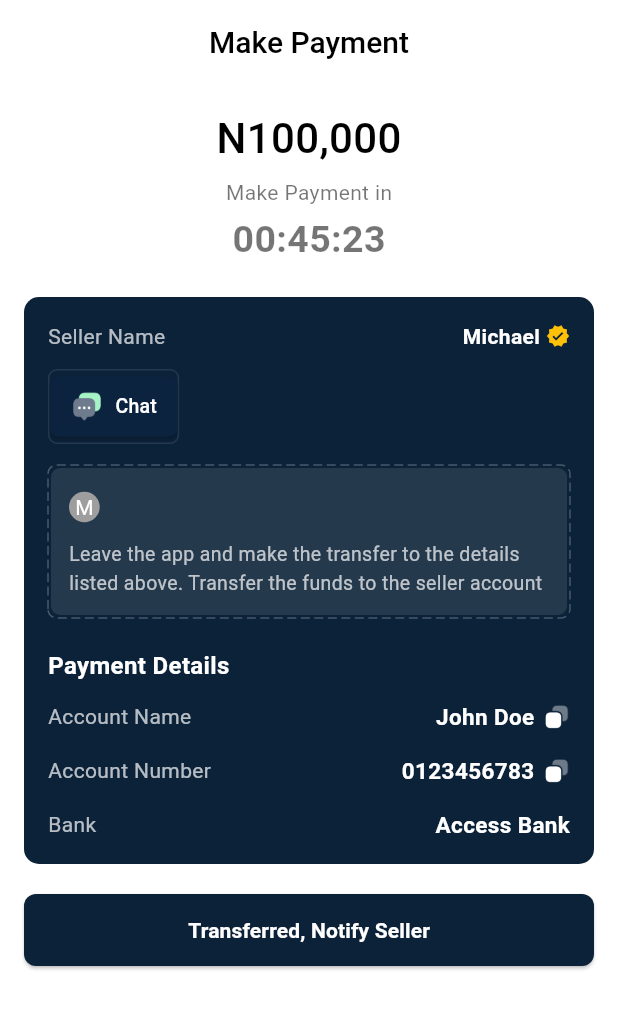
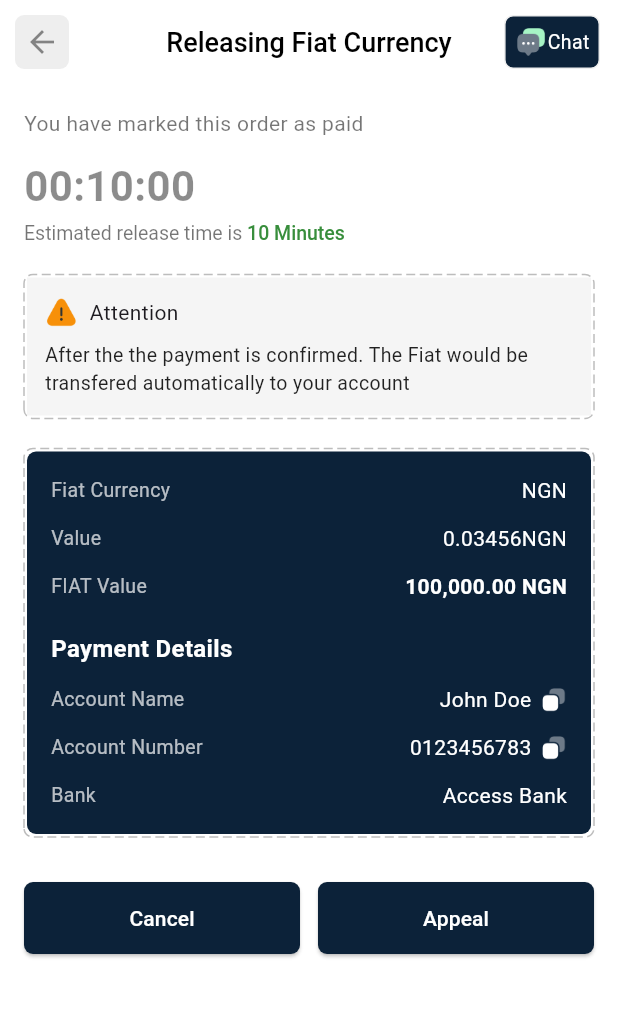
Before and after one commit to Ammara-Akbar/KoolSwitch, a Flutter app: the MakePaymentScreen screen opened directly, after a tap on "Chat", on a phone screen of 412 x 824 dp. Shown: the top 1009 px of the screen. Run offline on Flutter 3.47's test engine with Material 3 defaults, Android fonts, the phone set to English and light mode, and no system bars; drawn by our look-alikes of dotted_border.

Commit message:
ReleaseFiatScreen

```diff
--- a/kool_switch/lib/screens/make_payment_screen.dart
+++ b/kool_switch/lib/screens/make_payment_screen.dart
@@ -1,5 +1,6 @@
 import 'package:dotted_border/dotted_border.dart';
 import 'package:flutter/material.dart';
+import 'package:kool_switch/screens/release_fat_screen.dart';
 import 'package:kool_switch/utils/colors.dart';
 
 class MakePaymentScreen extends StatelessWidget {
@@ -97,7 +98,12 @@ class MakePaymentScreen extends StatelessWidget {
 
                         padding: const EdgeInsets.symmetric(horizontal: 14),
                       ),
-                      onPressed: () {},
+                      onPressed: () {
+                         Navigator.push(
+                        context,
+                        MaterialPageRoute(builder: (_) => ReleaseFiatScreen()),
+                      );
+                      },
                       icon:
                           Image.asset("assets/images/messages.png", height: 22),
                       label: const Text(
@@ -140,7 +146,8 @@ DottedBorder(
                           const Text(
                             "Leave the app and make the transfer to the details listed above. "
                             "Transfer the funds to the seller account",
-          style: TextStyle(color: Colors.white70, fontSize: 13),
+                            style:
+                                TextStyle(color: Colors.white70, fontSize: 13),
                           ),
                         ],
                       ),
@@ -179,7 +186,12 @@ DottedBorder(
                       borderRadius: BorderRadius.circular(8)),
                   padding: const EdgeInsets.symmetric(vertical: 14),
                 ),
-                onPressed: () {},
+                onPressed: () {
+                   Navigator.push(
+                        context,
+                        MaterialPageRoute(builder: (_) => ReleaseFiatScreen ()),
+                      );
+                },
                 child: const Text(
                   "Transferred, Notify Seller",
                   style: TextStyle(
--- a/kool_switch/lib/screens/payment_screen.dart
+++ b/kool_switch/lib/screens/payment_screen.dart
@@ -1,3 +1,4 @@
+import 'package:dotted_border/dotted_border.dart';
 import 'package:flutter/material.dart';
 import 'package:kool_switch/screens/make_payment_screen.dart';
 import 'package:kool_switch/utils/colors.dart';
@@ -9,7 +10,6 @@ class PaymentScreen extends StatelessWidget {
   Widget build(BuildContext context) {
     return Scaffold(
       backgroundColor: Colors.white,
-
       appBar: AppBar(
         surfaceTintColor: Colors.white,
         backgroundColor: Colors.white,
@@ -28,14 +28,19 @@ class PaymentScreen extends StatelessWidget {
           ),
         ),
       ),
-
       body: SingleChildScrollView(
         padding: const EdgeInsets.all(16),
         child: Column(
           crossAxisAlignment: CrossAxisAlignment.start,
           children: [
             // Trade Information Card
-            Container(
+            DottedBorder(
+                    color: Colors.grey,
+                    strokeWidth: 1,
+                    borderType: BorderType.RRect,
+                    radius: const Radius.circular(10),
+                    dashPattern: const [6, 3],
+              child: Container(
                 width: double.infinity,
                 padding: const EdgeInsets.all(16),
                 decoration: BoxDecoration(
@@ -57,7 +62,8 @@ class PaymentScreen extends StatelessWidget {
                       mainAxisAlignment: MainAxisAlignment.spaceBetween,
                       children: const [
                         Text("Seller Name",
-                          style: TextStyle(color: Colors.white70, fontSize: 14)),
+                            style:
+                                TextStyle(color: Colors.white70, fontSize: 14)),
                         Row(
                           children: [
                             Text("Michael",
@@ -73,8 +79,9 @@ class PaymentScreen extends StatelessWidget {
                     ),
                     const SizedBox(height: 12),
                     _rowItem("Payment Method", "Bank Transfer"),
-                  const Divider(color: Colors.white38, height: 24),
-
+                    SizedBox(
+                      height: 30,
+                    ),
                     const Text(
                       "Terms & Conditions",
                       style: TextStyle(
@@ -82,7 +89,21 @@ class PaymentScreen extends StatelessWidget {
                           fontWeight: FontWeight.w600,
                           color: Colors.white),
                     ),
-                  const SizedBox(height: 10),
+
+                    Padding(
+                      padding: const EdgeInsets.symmetric(vertical: 8),
+                      child: DottedBorder(
+                        color: Colors.white12,
+                        strokeWidth: 1,
+                        dashPattern: const [6, 3], // 6 = dash length, 3 = gap
+                        borderType: BorderType.Rect,
+                        padding: EdgeInsets.zero,
+                        child: const SizedBox(
+                          width: double.infinity,
+                          height: 0, // this ensures it's just a line
+                        ),
+                      ),
+                    ),
                     const Text(
                       "Lorem ipsum dolor sit amet, consectetur adipiscing elit, "
                       "sed do eiusmod tempor incididunt ut labore et dolore magna aliqua",
@@ -91,24 +112,30 @@ class PaymentScreen extends StatelessWidget {
                   ],
                 ),
               ),
+            ),
 
             const SizedBox(height: 20),
 
             // Warning Box
-            Container(
+            DottedBorder(
+              color: Colors.orange.shade100,
+              strokeWidth: 1,
+              borderType: BorderType.RRect,
+              radius: const Radius.circular(6),
+              dashPattern: const [6, 3],
+              child: Container(
                 width: double.infinity,
                 padding: const EdgeInsets.all(14),
                 decoration: BoxDecoration(
                   color: Color(0xffFEF0C7).withOpacity(0.3),
                   borderRadius: BorderRadius.circular(8),
-                border: Border.all(color:  Colors.orange.shade100
-                ),
+                  // border: Border.all(color:  Colors.orange.shade100
+                  // ),
                 ),
                 child: Row(
                   crossAxisAlignment: CrossAxisAlignment.start,
                   children: [
-                 Image.asset("assets/images/danger.png",
-                  height: 22),
+                    Image.asset("assets/images/danger.png", height: 22),
                     const SizedBox(width: 10),
                     const Expanded(
                       child: Column(
@@ -124,12 +151,14 @@ class PaymentScreen extends StatelessWidget {
                             "Please take the time to thoroughly read the details "
                             "and terms and conditions above. Failure to comply "
                             "might lead to unsuccessful transactions and financial loss.",
-                          style: TextStyle(fontSize: 13, color: Colors.black87),
+                            style:
+                                TextStyle(fontSize: 13, color: Colors.black87),
                           ),
                         ],
                       ),
                     )
                   ],
+                ),
               ),
             ),
 
@@ -177,8 +206,6 @@ class PaymentScreen extends StatelessWidget {
           ],
         ),
       ),
-
-
     );
   }
 
--- /dev/null
+++ b/kool_switch/lib/screens/release_fat_screen.dart
@@ -0,0 +1,238 @@
+import 'package:flutter/material.dart';
+import 'package:dotted_border/dotted_border.dart';
+import 'package:kool_switch/utils/colors.dart';
+
+class ReleaseFiatScreen extends StatelessWidget {
+  const ReleaseFiatScreen({super.key});
+
+  @override
+  Widget build(BuildContext context) {
+    return Scaffold(
+      backgroundColor: Colors.white,
+      appBar: AppBar(
+        elevation: 0,
+        backgroundColor: Colors.white,
+        leading: GestureDetector(
+          onTap: () {
+            Navigator.pop(context);
+          },
+          child: Padding(
+            padding: const EdgeInsets.all(10.0),
+            child: Container(
+                decoration: BoxDecoration(
+                    borderRadius: BorderRadius.circular(6),
+                    color: Colors.grey.shade200),
+                child: Icon(Icons.arrow_back, color: Colors.black45)),
+          ),
+        ),
+        title: const Text(
+          "Releasing Fiat Currency",
+          style: TextStyle(
+            color: Colors.black,
+            fontSize: 18,
+            fontWeight: FontWeight.w500,
+          ),
+        ),
+        centerTitle: true,
+        actions: [
+          Padding(
+            padding: const EdgeInsets.only(right: 12),
+            child: Container(
+                padding: EdgeInsets.all(6),
+                decoration: BoxDecoration(
+                    color: AppColors.primaryColor,
+                    border: Border.all(color: Colors.grey.shade200, width: 1),
+                    borderRadius: BorderRadius.circular(6)),
+                child: Row(
+                  children: [
+                    Image.asset("assets/images/messages.png", height: 22),
+                    const Text(
+                      "Chat",
+                      style: TextStyle(color: Colors.white, fontSize: 13),
+                    )
+                  ],
+                )),
+          )
+        ],
+      ),
+      body: SingleChildScrollView(
+        padding: const EdgeInsets.all(16),
+        child: Column(
+          crossAxisAlignment: CrossAxisAlignment.start,
+          children: [
+            // Subtitle
+            const Text(
+              "You have marked this order as paid",
+              style: TextStyle(color: Colors.black54, fontSize: 14),
+            ),
+            const SizedBox(height: 12),
+
+            // Timer
+            const Text(
+              "00:10:00",
+              style: TextStyle(
+                fontSize: 28,
+                fontWeight: FontWeight.w600,
+                color: Colors.black45,
+              ),
+            ),
+            const SizedBox(height: 4),
+            RichText(
+              text: TextSpan(
+                style: const TextStyle(color: Colors.black54, fontSize: 13),
+                children: [
+                  const TextSpan(text: "Estimated release time is "),
+                  TextSpan(
+                    text: "10 Minutes",
+                    style: TextStyle(
+                      color: Colors.green.shade700,
+                      fontWeight: FontWeight.w500,
+                    ),
+                  ),
+                ],
+              ),
+            ),
+            const SizedBox(height: 20),
+
+            // Attention Box
+            DottedBorder(
+              color: Colors.black26,
+              strokeWidth: 1,
+              borderType: BorderType.RRect,
+              radius: const Radius.circular(6),
+              dashPattern: const [6, 3],
+              child: Container(
+                width: double.infinity,
+                padding: const EdgeInsets.all(12),
+                color: Colors.grey.shade100,
+                child: Column(
+                  crossAxisAlignment: CrossAxisAlignment.start,
+                  children: [
+                    Row(
+                      children: [
+                        Image.asset("assets/images/danger.png", height: 22),
+                        SizedBox(width: 8,),
+                        Text("Attention")
+                      ],
+                    ),
+                    const SizedBox(height: 8),
+                    Text(
+                      "After the the payment is confirmed. The Fiat would be transfered automatically to your account",
+                      style: TextStyle(color: Colors.black87, fontSize: 13),
+                    ),
+                  ],
+                ),
+              ),
+            ),
+            const SizedBox(height: 20),
+
+            // Fiat & Payment Details
+            DottedBorder(
+              color: Colors.black26,
+              strokeWidth: 1,
+              borderType: BorderType.RRect,
+              radius: const Radius.circular(6),
+              dashPattern: const [6, 3],
+              child: Container(
+                width: double.infinity,
+                padding: const EdgeInsets.all(16),
+                decoration: BoxDecoration(
+                  color: AppColors.primaryColor,
+                  borderRadius: BorderRadius.circular(6),
+                ),
+                child: Column(
+                  crossAxisAlignment: CrossAxisAlignment.start,
+                  children: [
+                    _detailRow("Fiat Currency", "NGN"),
+                    const SizedBox(height: 12),
+                    _detailRow("Value", "0.03456NGN"),
+                    const SizedBox(height: 12),
+                    _detailRow("FIAT Value", "100,000.00 NGN", valueBold: true),
+                    const SizedBox(height: 20),
+                    const Text(
+                      "Payment Details",
+                      style: TextStyle(
+                        fontSize: 16,
+                        color: Colors.white,
+                        fontWeight: FontWeight.w600,
+                      ),
+                    ),
+                    const SizedBox(height: 12),
+                    _detailRow("Account Name", "John Doe", showCopy: true),
+                    const SizedBox(height: 12),
+                    _detailRow("Account Number", "0123456783", showCopy: true),
+                    const SizedBox(height: 12),
+                    _detailRow("Bank", "Access Bank"),
+                  ],
+                ),
+              ),
+            ),
+            const SizedBox(height: 30),
+
+            // Action Buttons
+            Row(
+              children: [
+                Expanded(
+                  child: ElevatedButton(
+                    style: ElevatedButton.styleFrom(
+                      backgroundColor: AppColors.primaryColor,
+                      padding: const EdgeInsets.symmetric(vertical: 14),
+                      shape: RoundedRectangleBorder(
+                        borderRadius: BorderRadius.circular(6),
+                      ),
+                    ),
+                    onPressed: () {},
+                    child: const Text("Cancel",
+                        style: TextStyle(color: Colors.white)),
+                  ),
+                ),
+                const SizedBox(width: 12),
+                Expanded(
+                  child: ElevatedButton(
+                    style: ElevatedButton.styleFrom(
+                      backgroundColor: AppColors.primaryColor,
+                      padding: const EdgeInsets.symmetric(vertical: 14),
+                      shape: RoundedRectangleBorder(
+                        borderRadius: BorderRadius.circular(6),
+                      ),
+                    ),
+                    onPressed: () {},
+                    child: const Text("Appeal",
+                        style: TextStyle(color: Colors.white)),
+                  ),
+                ),
+              ],
+            ),
+          ],
+        ),
+      ),
+    );
+  }
+
+  Widget _detailRow(String label, String value,
+      {bool showCopy = false, bool valueBold = false}) {
+    return Row(
+      mainAxisAlignment: MainAxisAlignment.spaceBetween,
+      children: [
+        Text(label,
+            style: const TextStyle(color: Colors.white70, fontSize: 13)),
+        Row(
+          children: [
+            Text(
+              value,
+              style: TextStyle(
+                color: Colors.white,
+                fontSize: 14,
+                fontWeight: valueBold ? FontWeight.w700 : FontWeight.normal,
+              ),
+            ),
+            if (showCopy) ...[
+              const SizedBox(width: 6),
+              Image.asset("assets/images/copy.png", height: 18),
+            ]
+          ],
+        ),
+      ],
+    );
+  }
+}
```
Lines whose indentation alone changed are shown as unchanged.
